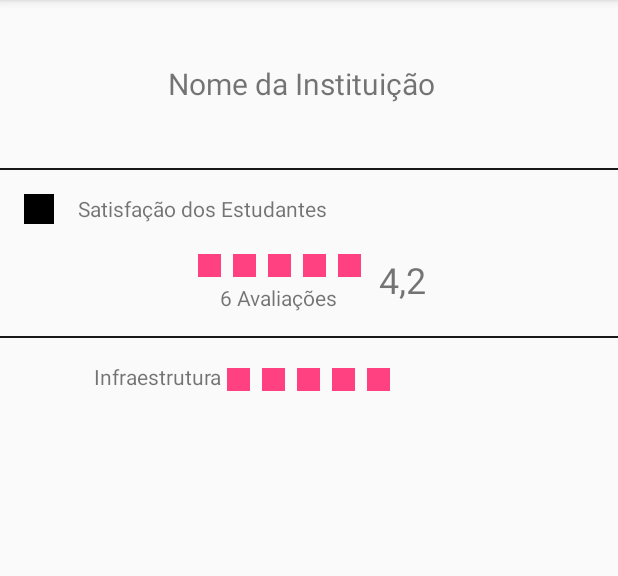
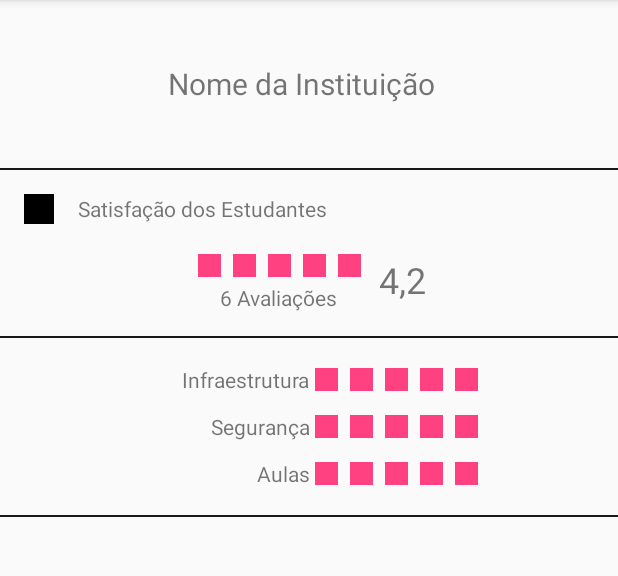
Before and after one commit to WilderPereira/fiscaluno-campus, an Android app: the InstituicaoActivity screen opened directly, with no data from a screen before it, on a phone screen of 412 x 824 dp, the part 84-660 px from its top. Run offline under Robolectric (Android 15) with nearby library versions, the phone set to English and light mode, and no system bars.

Commit message:
Tela instituicao

```diff
--- a/app/src/main/java/com/mainbox/fiscaluno/view/instituicao/InstituicaoActivity.java
+++ b/app/src/main/java/com/mainbox/fiscaluno/view/instituicao/InstituicaoActivity.java
@@ -2,14 +2,20 @@
 
 import android.support.v7.app.AppCompatActivity;
 import android.os.Bundle;
+import android.widget.TextView;
 
 import com.mainbox.fiscaluno.R;
 
 public class InstituicaoActivity extends AppCompatActivity {
 
+    TextView nomeInstituicaoTv, mediaTv;
+
     @Override
     protected void onCreate(Bundle savedInstanceState) {
         super.onCreate(savedInstanceState);
         setContentView(R.layout.activity_instituicao);
+
+        nomeInstituicaoTv = (TextView) findViewById(R.id.nomeInstituicao);
+        mediaTv = (TextView) findViewById(R.id.media_tv);
     }
 }
--- a/app/src/main/res/layout/activity_instituicao.xml
+++ b/app/src/main/res/layout/activity_instituicao.xml
@@ -16,6 +16,7 @@
             android:layout_width="80dp"
             android:layout_height="80dp" />
         <TextView
+            android:id="@+id/nomeInstituicao"
             android:layout_marginRight="@dimen/activity_horizontal_margin"
             android:layout_marginLeft="@dimen/activity_horizontal_margin"
             android:layout_gravity="center"
@@ -113,7 +114,10 @@
         />
 
     <LinearLayout
-        android:layout_margin="@dimen/activity_horizontal_margin"
+        android:layout_marginTop="@dimen/activity_vertical_margin"
+        android:gravity="center_vertical"
+        android:layout_marginLeft="@dimen/activity_horizontal_margin"
+        android:layout_marginRight="@dimen/activity_horizontal_margin"
         android:weightSum="10"
         android:orientation="horizontal"
         android:layout_width="match_parent"
@@ -125,8 +129,9 @@
             android:layout_height="wrap_content"
             android:layout_weight="5"/>
         <LinearLayout
+            android:layout_weight="5"
             android:orientation="horizontal"
-            android:layout_width="wrap_content"
+            android:layout_width="0dp"
             android:layout_height="wrap_content">
             <ImageView
                 android:background="@color/colorAccent"
@@ -155,5 +160,111 @@
                 android:layout_height="15dp" />
         </LinearLayout>
     </LinearLayout>
+    <LinearLayout
+        android:layout_marginTop="8dp"
+        android:gravity="center_vertical"
+        android:layout_marginLeft="@dimen/activity_horizontal_margin"
+        android:layout_marginRight="@dimen/activity_horizontal_margin"
+        android:weightSum="10"
+        android:orientation="horizontal"
+        android:layout_width="match_parent"
+        android:layout_height="wrap_content">
+        <TextView
+            android:gravity="right"
+            android:text="Segurança"
+            android:layout_width="0dp"
+            android:layout_height="wrap_content"
+            android:layout_weight="5"/>
+        <LinearLayout
+            android:layout_weight="5"
+            android:orientation="horizontal"
+            android:layout_width="0dp"
+            android:layout_height="wrap_content">
+            <ImageView
+                android:background="@color/colorAccent"
+                android:layout_margin="4dp"
+                android:layout_width="15dp"
+                android:layout_height="15dp" />
+            <ImageView
+                android:background="@color/colorAccent"
+                android:layout_margin="4dp"
+                android:layout_width="15dp"
+                android:layout_height="15dp" />
+            <ImageView
+                android:background="@color/colorAccent"
+                android:layout_margin="4dp"
+                android:layout_width="15dp"
+                android:layout_height="15dp" />
+            <ImageView
+                android:background="@color/colorAccent"
+                android:layout_margin="4dp"
+                android:layout_width="15dp"
+                android:layout_height="15dp" />
+            <ImageView
+                android:background="@color/colorAccent"
+                android:layout_margin="4dp"
+                android:layout_width="15dp"
+                android:layout_height="15dp" />
+        </LinearLayout>
+    </LinearLayout>
+    <LinearLayout
+        android:gravity="center_vertical"
+        android:layout_marginTop="8dp"
+        android:layout_marginLeft="@dimen/activity_horizontal_margin"
+        android:layout_marginRight="@dimen/activity_horizontal_margin"
+        android:weightSum="10"
+        android:orientation="horizontal"
+        android:layout_width="match_parent"
+        android:layout_height="wrap_content">
+        <TextView
+            android:gravity="right"
+            android:text="Aulas"
+            android:layout_width="0dp"
+            android:layout_height="wrap_content"
+            android:layout_weight="5"/>
+        <LinearLayout
+            android:layout_weight="5"
+            android:orientation="horizontal"
+            android:layout_width="0dp"
+            android:layout_height="wrap_content">
+            <ImageView
+                android:background="@color/colorAccent"
+                android:layout_margin="4dp"
+                android:layout_width="15dp"
+                android:layout_height="15dp" />
+            <ImageView
+                android:background="@color/colorAccent"
+                android:layout_margin="4dp"
+                android:layout_width="15dp"
+                android:layout_height="15dp" />
+            <ImageView
+                android:background="@color/colorAccent"
+                android:layout_margin="4dp"
+                android:layout_width="15dp"
+                android:layout_height="15dp" />
+            <ImageView
+                android:background="@color/colorAccent"
+                android:layout_margin="4dp"
+                android:layout_width="15dp"
+                android:layout_height="15dp"/>
+            <ImageView
+                android:background="@color/colorAccent"
+                android:layout_margin="4dp"
+                android:layout_width="15dp"
+                android:layout_height="15dp" />
+        </LinearLayout>
+    </LinearLayout>
+
+    <LinearLayout
+        android:layout_marginTop="@dimen/activity_vertical_margin"
+        android:layout_width="match_parent"
+        android:layout_height="1dp"
+        android:background="#181818"
+        />
+
+    <android.support.v7.widget.RecyclerView
+        android:id="@+id/avaliacoesRecycler"
+        android:layout_width="match_parent"
+        android:layout_height="match_parent"/>
 
 </LinearLayout>
```
